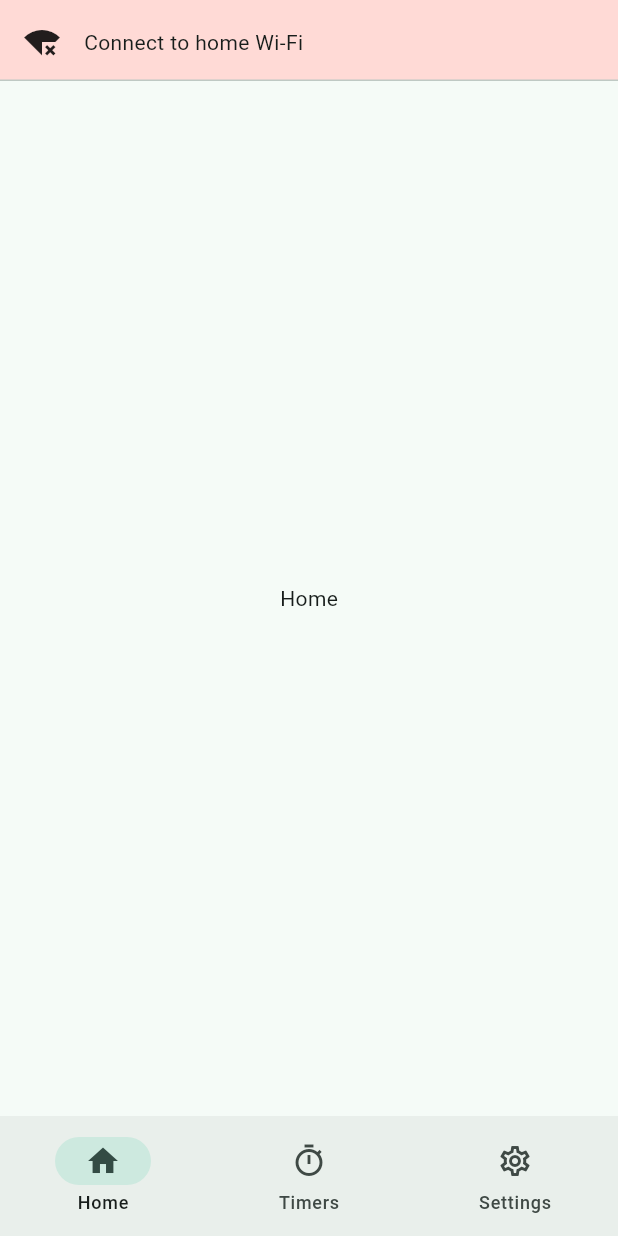
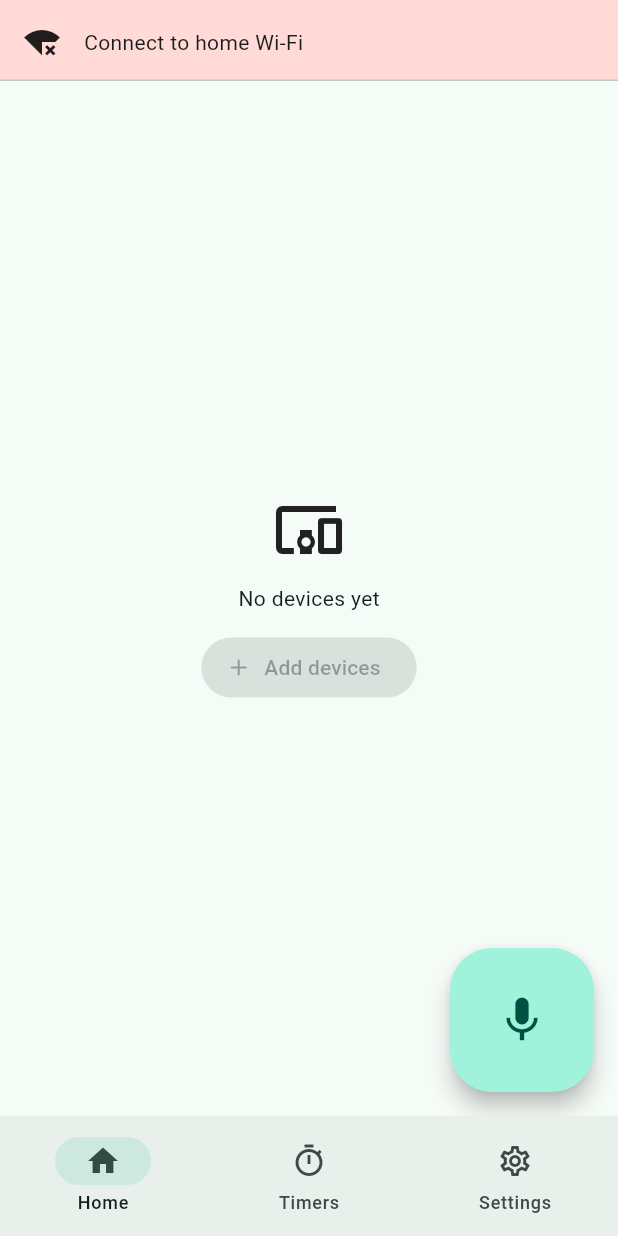
Before and after one commit to Harshdeep4295/home_directory, a Flutter app: the screen it shows after launch, on a phone screen of 412 x 824 dp. Run offline on Flutter 3.47's test engine with Material 3 defaults, Android fonts, the phone set to English and light mode, and no system bars; our stand-ins replace drift, flutter_local_notifications, flutter_riverpod, flutter_secure_storage, flutter_tts, freezed_annotation and 3 more; missing offline and left inert: bonsoir, pointycastle; accounts and stored records are empty; generated files the repository leaves out were written again.

Commit message:
T5.2: Home screen
Co-Authored-By: Claude Opus 5.5 <noreply@anthropic.com>
Claude-Session: https://claude.ai/code/session_015GsQzmDUs5SBJwVv9MnAzC

```diff
--- /dev/null
+++ b/app/lib/ui/screens/home_screen.dart
@@ -0,0 +1,123 @@
+import 'dart:async';
+
+import 'package:flutter/material.dart';
+import 'package:flutter_riverpod/flutter_riverpod.dart';
+
+import '../../core/intent.dart';
+import '../../core/models.dart';
+import '../providers.dart';
+import '../widgets/device_tile.dart';
+
+/// Rooms → device tiles; tap toggles, long-press opens the detail screen (T5.2).
+class HomeScreen extends ConsumerWidget {
+  const HomeScreen({
+    super.key,
+    this.onOpenDevice,
+    this.onAddDevices,
+    this.onMic,
+  });
+
+  final void Function(Device)? onOpenDevice;
+  final VoidCallback? onAddDevices;
+  final VoidCallback? onMic;
+
+  static const otherRoom = 'Other';
+
+  @override
+  Widget build(BuildContext context, WidgetRef ref) {
+    final devices = ref.watch(devicesProvider).value ?? const <Device>[];
+    final rooms = ref.watch(roomsProvider).value ?? const <Room>[];
+    final states = ref.watch(deviceStatesProvider).value ?? const {};
+    final timers = {
+      for (final j in ref.watch(timersProvider).value ?? const <TimerJob>[])
+        j.deviceId: j,
+    };
+    final now = ref.watch(clockProvider)();
+
+    Widget body;
+    if (devices.isEmpty) {
+      body = Center(
+        child: Column(
+          mainAxisSize: MainAxisSize.min,
+          children: [
+            const Icon(Icons.devices_other, size: 48),
+            const SizedBox(height: 12),
+            const Text('No devices yet'),
+            const SizedBox(height: 12),
+            FilledButton.icon(
+              onPressed: onAddDevices,
+              icon: const Icon(Icons.add),
+              label: const Text('Add devices'),
+            ),
+          ],
+        ),
+      );
+    } else {
+      final sections = <(String, List<Device>)>[
+        for (final r in rooms)
+          (r.name, devices.where((d) => d.roomId == r.id).toList()),
+        (
+          otherRoom,
+          devices
+              .where(
+                (d) => d.roomId == null || !rooms.any((r) => r.id == d.roomId),
+              )
+              .toList(),
+        ),
+      ].where((s) => s.$2.isNotEmpty).toList();
+      body = CustomScrollView(
+        slivers: [
+          for (final (name, list) in sections) ...[
+            SliverToBoxAdapter(
+              child: Padding(
+                padding: const EdgeInsets.fromLTRB(16, 16, 16, 8),
+                child: Text(
+                  name,
+                  style: Theme.of(context).textTheme.titleMedium,
+                ),
+              ),
+            ),
+            SliverPadding(
+              padding: const EdgeInsets.symmetric(horizontal: 12),
+              sliver: SliverGrid.builder(
+                gridDelegate: const SliverGridDelegateWithMaxCrossAxisExtent(
+                  maxCrossAxisExtent: 200,
+                  mainAxisExtent: 132,
+                  crossAxisSpacing: 8,
+                  mainAxisSpacing: 8,
+                ),
+                itemCount: list.length,
+                itemBuilder: (context, i) {
+                  final d = list[i];
+                  return DeviceTile(
+                    device: d,
+                    state: states[d.id],
+                    timer: timers[d.id],
+                    now: now,
+                    onTap: () => unawaited(
+                      ref.read(servicesProvider).engine.power([
+                        d,
+                      ], PowerAction.toggle),
+                    ),
+                    onLongPress: onOpenDevice == null
+                        ? null
+                        : () => onOpenDevice!(d),
+                  );
+                },
+              ),
+            ),
+          ],
+          const SliverToBoxAdapter(child: SizedBox(height: 96)),
+        ],
+      );
+    }
+    return Scaffold(
+      body: body,
+      floatingActionButton: FloatingActionButton.large(
+        tooltip: 'Voice command',
+        onPressed: onMic,
+        child: const Icon(Icons.mic),
+      ),
+    );
+  }
+}
--- a/app/lib/ui/screens/shell.dart
+++ b/app/lib/ui/screens/shell.dart
@@ -3,6 +3,7 @@ import 'package:flutter_riverpod/flutter_riverpod.dart';
 
 import '../providers.dart';
 import '../widgets/net_banner.dart';
+import 'home_screen.dart';
 
 /// Bottom navigation: Home · Timers · Settings. Screens arrive in T5.2–T5.7; the
 /// network banner sits above all of them.
@@ -32,7 +33,7 @@ class _ShellState extends ConsumerState<Shell> {
       'Home',
       Icons.home_outlined,
       Icons.home,
-      (_) => const _Placeholder('Home'),
+      (_) => const HomeScreen(),
     ),
     ShellPage(
       'Timers',
```
Also changed, not shown: app/lib/ui/widgets/device_tile.dart (added, +129 -0 lines), 2 other files.
